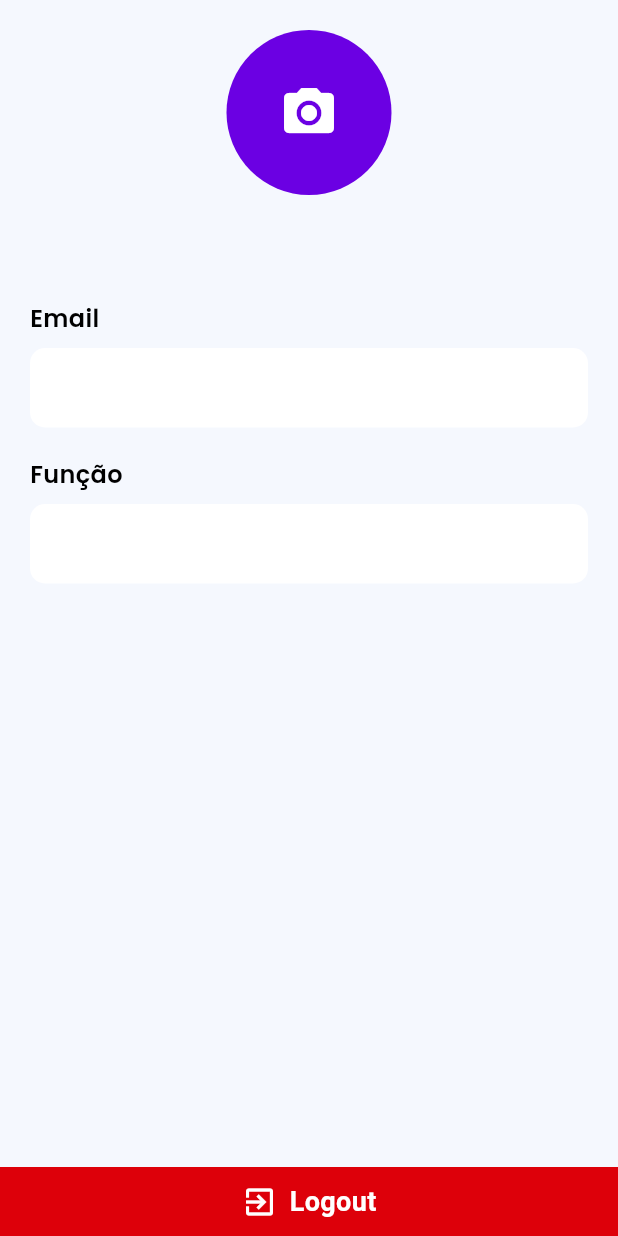
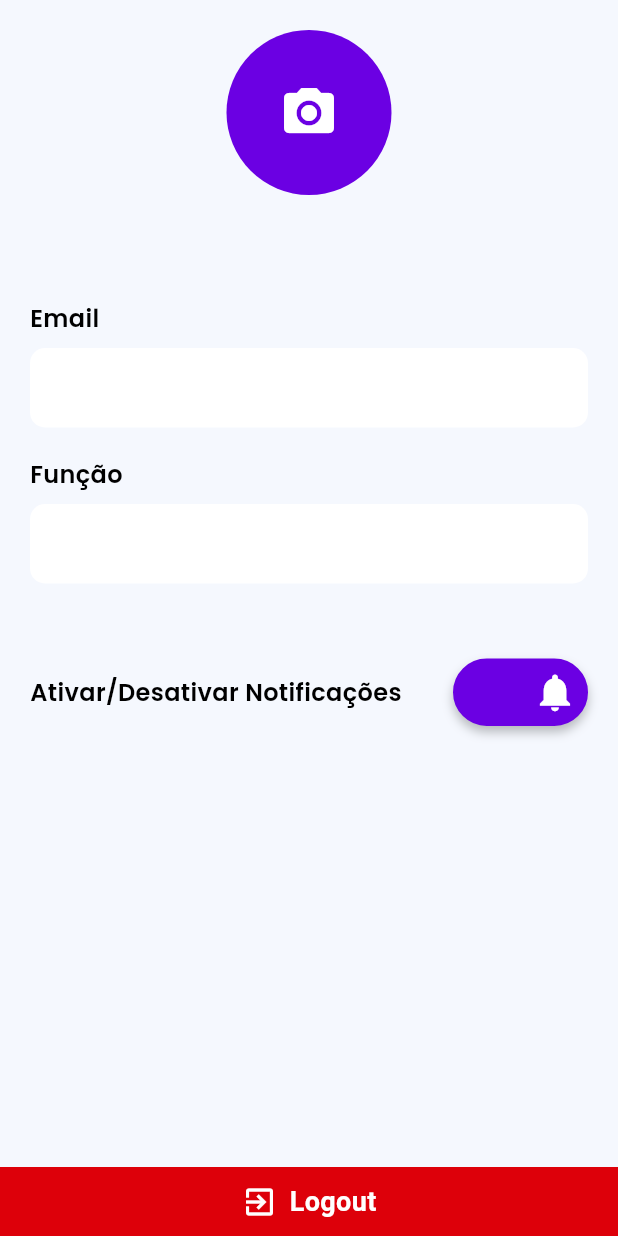
Before and after one commit to SotorivaXL/app_io, a Flutter app: the SettingsPage screen opened directly, on a phone screen of 412 x 824 dp. Run offline on Flutter 3.47's test engine with Material 3 defaults, Android fonts, the phone set to English and light mode, and no system bars; our stand-ins replace bottom_navy_bar, cloud_firestore, cloud_functions, connectivity_plus, firebase_auth, firebase_core and 11 more; missing offline and left inert: app_tracking_transparency; accounts and stored records are empty; network calls fail; statements that could not run were skipped; project files that could hold a hidden picture were left out.

Commit message:
Atualização para App Store (iOS)

```diff
--- a/lib/features/screens/configurations/configurations.dart
+++ b/lib/features/screens/configurations/configurations.dart
@@ -686,7 +686,93 @@ class _SettingsPageState extends State<SettingsPage> {
                             ),
                             SizedBox(height: 20),
                           ],
-
+                          SizedBox(height: 30),
+                          _buildNotificationToggle(),
+                          SizedBox(height: 30),
+                          if (copiarTelefones == true)
+                            Align(
+                              alignment: AlignmentDirectional(0, 0),
+                              child: Row(
+                                mainAxisSize: MainAxisSize.max,
+                                mainAxisAlignment: MainAxisAlignment.center,
+                                children: [
+                                  Align(
+                                    alignment: AlignmentDirectional(0, 0),
+                                    child: Padding(
+                                      padding:
+                                      EdgeInsetsDirectional.fromSTEB(0, 20, 20, 0),
+                                      child:
+                                      _isLoading // Exibe a barra de progresso se estiver carregando
+                                          ? ElevatedButton(
+                                        onPressed: null,
+                                        // Botão desabilitado durante o carregamento
+                                        style: ElevatedButton.styleFrom(
+                                          padding: EdgeInsets.symmetric(
+                                              horizontal: 25, vertical: 15),
+                                          backgroundColor: Theme.of(context)
+                                              .colorScheme
+                                              .primary,
+                                          shape: RoundedRectangleBorder(
+                                            borderRadius:
+                                            BorderRadius.circular(25),
+                                          ),
+                                        ),
+                                        child: SizedBox(
+                                          width: 20,
+                                          height:
+                                          20, // Define o tamanho da ProgressBar
+                                          child: CircularProgressIndicator(
+                                            valueColor:
+                                            AlwaysStoppedAnimation<Color>(
+                                                Colors.white),
+                                            strokeWidth: 2.0,
+                                          ),
+                                        ),
+                                      )
+                                          : ElevatedButton.icon(
+                                        onPressed: () => _showCampaignsSheet(context),
+                                        icon: Icon(
+                                          Icons.copy_all,
+                                          color: Theme.of(context)
+                                              .colorScheme
+                                              .outline,
+                                          size: 25,
+                                        ),
+                                        label: Text(
+                                          'Copiar telefones',
+                                          style: TextStyle(
+                                            fontFamily: 'Poppins',
+                                            fontSize: 18,
+                                            fontWeight: FontWeight.w600,
+                                            letterSpacing: 0,
+                                            color: Theme.of(context)
+                                                .colorScheme
+                                                .outline,
+                                          ),
+                                        ),
+                                        style: ElevatedButton.styleFrom(
+                                          padding:
+                                          EdgeInsetsDirectional.fromSTEB(
+                                              30, 15, 30, 15),
+                                          backgroundColor: Theme.of(context)
+                                              .colorScheme
+                                              .primary,
+                                          elevation: 3,
+                                          shape: RoundedRectangleBorder(
+                                            borderRadius:
+                                            BorderRadius.circular(25),
+                                          ),
+                                          side: BorderSide(
+                                            color: Colors.transparent,
+                                            width: 1,
+                                          ),
+                                        ),
+                                      ),
+                                    ),
+                                  ),
+                                ],
+                              ),
+                            ),
                           // Adicione mais campos seguindo o mesmo padrão acima
                         ],
                       ),
--- a/lib/features/screens/splash/splash_screen.dart
+++ b/lib/features/screens/splash/splash_screen.dart
@@ -1,8 +1,10 @@
 import 'dart:async';
+import 'dart:io';
 import 'package:app_io/auth/providers/auth_provider.dart';
 import 'package:app_io/auth/login/login_page.dart';
 import 'package:app_io/util/CustomWidgets/CustomTabBar/custom_tabBar.dart';
 import 'package:app_io/util/services/connectivity_service.dart';
+import 'package:app_tracking_transparency/app_tracking_transparency.dart';
 import 'package:connectivity_plus/connectivity_plus.dart';
 import 'package:flutter/material.dart';
 import 'package:provider/provider.dart';
--- a/lib/main.dart
+++ b/lib/main.dart
@@ -10,6 +10,7 @@ import 'package:app_io/features/screens/splash/splash_screen.dart';
 import 'package:app_io/util/CustomWidgets/CustomTabBar/custom_tabBar.dart';
 import 'package:app_io/util/services/connectivity_service.dart';
 import 'package:app_io/util/themes/app_theme.dart';
+import 'package:app_tracking_transparency/app_tracking_transparency.dart';
 import 'package:cloud_firestore/cloud_firestore.dart';
 import 'package:firebase_core/firebase_core.dart';
 import 'package:firebase_messaging/firebase_messaging.dart';
@@ -24,6 +25,11 @@ final FlutterLocalNotificationsPlugin flutterLocalNotificationsPlugin = FlutterL
 
 void main() async {
   WidgetsFlutterBinding.ensureInitialized();
+
+  /// Solicita a permissão de rastreamento antes de tudo
+  if (Platform.isIOS) {
+    await _forceAppTrackingPermission();
+  }
 
   // Inicialize o Firebase
   await Firebase.initializeApp(
@@ -56,6 +62,17 @@ void main() async {
       child: MyApp(),
     ),
   );
+}
+
+Future<void> _forceAppTrackingPermission() async {
+  print('Solicitando permissão de rastreamento...');
+  var status = await AppTrackingTransparency.trackingAuthorizationStatus;
+
+  // Força a exibição se a permissão não foi decidida
+  while (status == TrackingStatus.notDetermined) {
+    status = await AppTrackingTransparency.requestTrackingAuthorization();
+    print('Status da permissão ATT: $status');
+  }
 }
 
 Future<void> initializeLocalNotifications() async {
```
Also changed, not shown: pubspec.yaml (+7 -1 lines), pubspec.lock, 12 other files.
